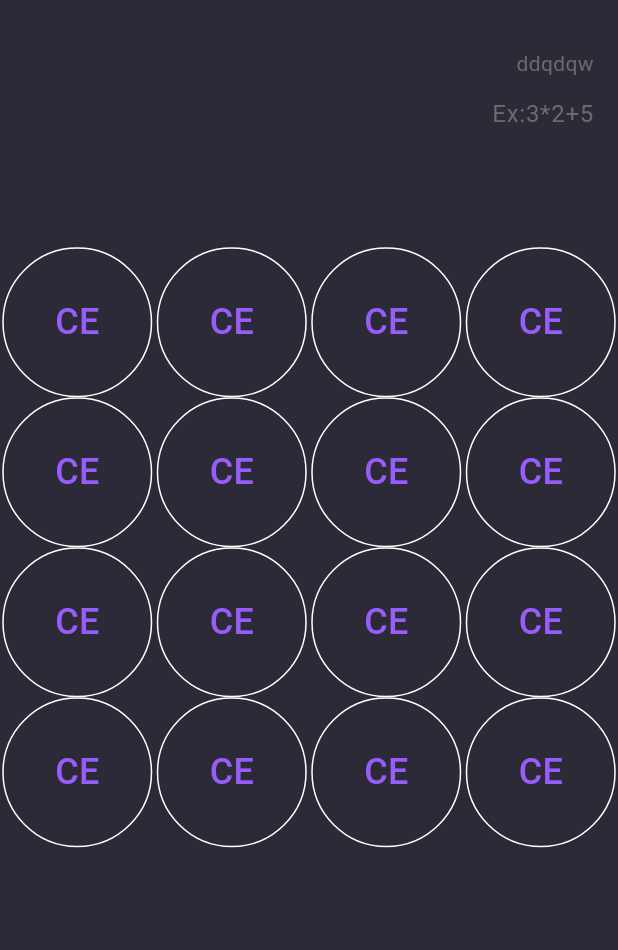
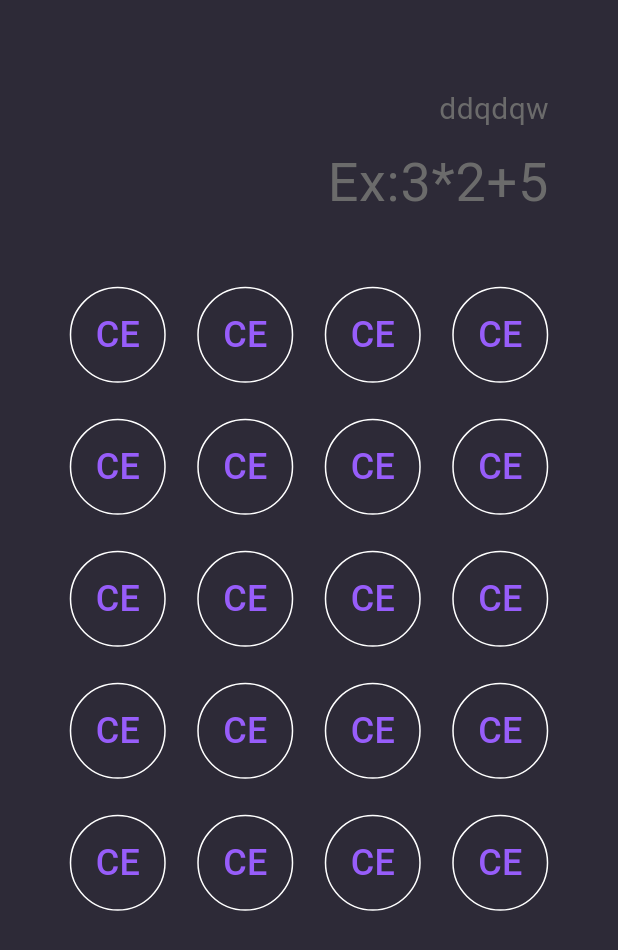
Before and after one commit to diegof856/projetos_flutter, a Flutter app: the screen it shows after launch, on a phone screen of 412 x 824 dp. Shown: the top 950 px of the screen. Run offline on Flutter 3.47's test engine with Material 3 defaults, Android fonts, the phone set to English and light mode, and no system bars; our stand-ins replace google_fonts.

Commit message:
fix: corrigindo a distancia entre os botoes

```diff
--- /dev/null
+++ b/calculadora/lib/pages/color/colors.dart
@@ -0,0 +1,6 @@
+import 'package:flutter/material.dart';
+class CoresCustomizadas {
+  static Color corPrincipal = const Color.fromRGBO(45, 42, 55, 1);
+  static Color corSecundaria = const Color.fromRGBO(107, 107, 107, 1);
+  static Color corInput = const Color.fromRGBO(235, 235, 235, 1);
+}
--- a/calculadora/lib/pages/components/button.dart
+++ b/calculadora/lib/pages/components/button.dart
@@ -15,7 +15,7 @@ class _ButtonState extends State<Button> implements ButtonLyrics{
         onPressed: uploadLyrics,
         style: TextButton.styleFrom(
           backgroundColor: Color(0xFF2D2A37),
-          fixedSize: const Size(100, 100),
+          fixedSize: const Size(64, 64),
           shape: CircleBorder(
             side: BorderSide(color: Colors.white)
           )
--- a/calculadora/lib/pages/components/buttons.dart
+++ b/calculadora/lib/pages/components/buttons.dart
@@ -16,7 +16,8 @@ class _ButtonsState extends State<Buttons> {
       LineButton(),
         LineButton(),
         LineButton(),
-        LineButton()
+        LineButton(),
+         LineButton()
 
       ],
     );
--- a/calculadora/lib/pages/components/inputs.dart
+++ b/calculadora/lib/pages/components/inputs.dart
@@ -1,4 +1,5 @@
 import 'package:flutter/material.dart';
+import 'package:calculadora/pages/color/colors.dart';
 class Inputs extends StatefulWidget {
   Inputs ({super.key});
   final TextEditingController inputController = TextEditingController();
@@ -11,35 +12,42 @@ class _Inputs extends State<Inputs> {
   @override
   Widget build(BuildContext context) {
     return Padding(
-        padding: const EdgeInsets.symmetric(horizontal: 16, vertical: 32),
+        padding: const EdgeInsets.symmetric(horizontal: 22, vertical: 22),
         child: Column(
           crossAxisAlignment: CrossAxisAlignment.stretch,
+          mainAxisAlignment: MainAxisAlignment.end,
           children: [
             Text(
               data,
-              style: TextStyle(color: Color(0xFF6B6B6B)),
+              style: TextStyle(
+                color: CoresCustomizadas.corSecundaria,
+                fontSize: 20),
               textAlign: TextAlign.right
             )
             ,
             TextField(
-              style: TextStyle(color: const Color(0xFFEBEBEB)),
+              style: TextStyle(
+                color: CoresCustomizadas.corInput,
+                fontSize: 36),
               controller: widget.inputController,
               textAlign: TextAlign.right,
               decoration: InputDecoration(
                   hintText: "Ex:3*2+5",
-                  hintStyle: TextStyle(color: Color(0xFF6B6B6B)),
+                  hintStyle: TextStyle(color: CoresCustomizadas.corSecundaria),
                   border: InputBorder.none,
                   prefix: Text(
                     '=',
                     style: TextStyle(
-                      color: Color(0xFFEBEBEB),
+                      color: CoresCustomizadas.corSecundaria,
+                      fontSize: 36
                     ),
                   )
               ),
             )
           ],
-        ),
+        )
     );
+
 
   }
 }
--- a/calculadora/lib/pages/components/line_button.dart
+++ b/calculadora/lib/pages/components/line_button.dart
@@ -10,7 +10,9 @@ class LineButton extends StatefulWidget {
 class _LineButtonState extends State<LineButton> {
   @override
   Widget build(BuildContext context) {
-    return  Row(
+    return Padding(
+      padding: const EdgeInsets.symmetric(horizontal: 12, vertical: 12),
+     child: Row(
       mainAxisAlignment: MainAxisAlignment.center,
       children: [
         Expanded(
@@ -23,7 +25,9 @@ class _LineButtonState extends State<LineButton> {
         ), Expanded(
             child: Button()
         ),
+
       ],
+    )
     );
   }
 }
--- a/calculadora/lib/pages/todo_calc.dart
+++ b/calculadora/lib/pages/todo_calc.dart
@@ -1,6 +1,7 @@
 import 'package:flutter/material.dart';
 import 'package:calculadora/pages/components/inputs.dart';
 import 'package:calculadora/pages/components/buttons.dart';
+import 'package:calculadora/pages/color/colors.dart';
 class TodoCalc extends StatefulWidget {
   const TodoCalc({super.key});
 
@@ -12,8 +13,10 @@ class _TodoCalcState extends State<TodoCalc> {
   @override
   Widget build(BuildContext context) {
     return Scaffold(
-      backgroundColor: const Color(0xFF2D2A37),
-      body:Column(
+      backgroundColor: CoresCustomizadas.corPrincipal,
+      body:Padding(
+        padding: const EdgeInsets.all(24),
+         child:  Column(
         children: [
           Expanded(
               flex: 2,
@@ -24,6 +27,7 @@ class _TodoCalcState extends State<TodoCalc> {
               child: Buttons()
           ),
         ],
+      ),
       )
     );
   }
```
